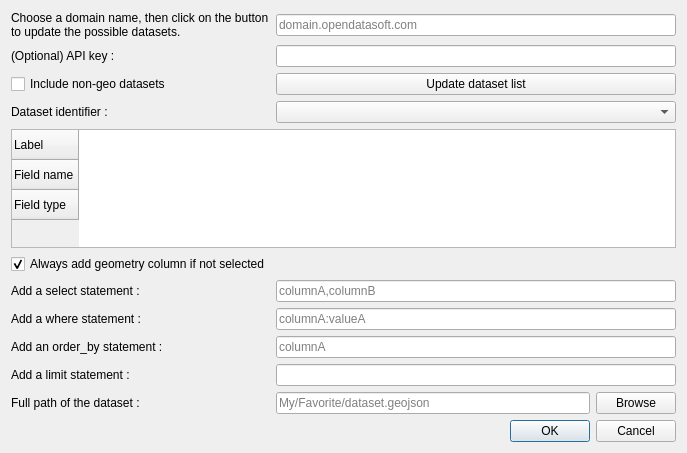
Above: plugin_dialog.ui from opendatasoft/qgis-ods-plugin before the change. Below: the same form after it.
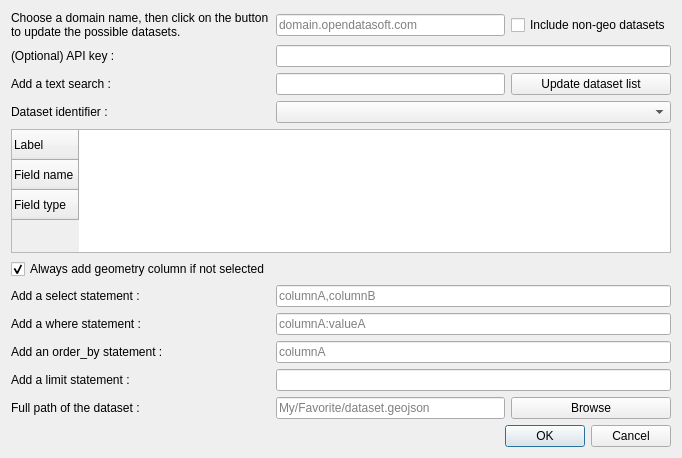
That is the form after the change.

Commit message: add dataset text search + very minor cleanups

Patch:
```diff
--- a/plugin_dialog.ui
+++ b/plugin_dialog.ui
@@ -6,29 +6,50 @@
    <rect>
     <x>0</x>
     <y>0</y>
-    <width>687</width>
-    <height>453</height>
+    <width>682</width>
+    <height>458</height>
    </rect>
   </property>
   <property name="windowTitle">
    <string>Import an ODS dataset</string>
   </property>
   <layout class="QGridLayout" name="gridLayout">
-   <item row="7" column="1" colspan="2">
-    <widget class="QPushButton" name="updateListButton">
+   <item row="26" column="0">
+    <widget class="QLabel" name="pathLabel">
      <property name="text">
-      <string>Update dataset list</string>
+      <string>Full path of the dataset :</string>
      </property>
     </widget>
    </item>
-   <item row="17" column="1" colspan="2">
-    <widget class="QLineEdit" name="whereInput">
-     <property name="placeholderText">
-      <string>columnA:valueA</string>
+   <item row="15" column="0">
+    <widget class="QCheckBox" name="defaultGeomCheckBox">
+     <property name="text">
+      <string>Always add geometry column if not selected</string>
      </property>
+     <property name="checked">
+      <bool>true</bool>
+     </property>
     </widget>
    </item>
-   <item row="11" column="0" colspan="3">
+   <item row="5" column="0">
+    <widget class="QLabel" name="domainLabel">
+     <property name="text">
+      <string>Choose a domain name, then click on the button 
+to update the possible datasets.</string>
+     </property>
+    </widget>
+   </item>
+   <item row="24" column="1" colspan="2">
+    <widget class="QLineEdit" name="limitInput"/>
+   </item>
+   <item row="26" column="2">
+    <widget class="QPushButton" name="filePathButton">
+     <property name="text">
+      <string>Browse</string>
+     </property>
+    </widget>
+   </item>
+   <item row="14" column="0" colspan="3">
     <widget class="QTableWidget" name="schemaTableWidget">
      <attribute name="horizontalHeaderVisible">
       <bool>false</bool>
@@ -50,41 +71,52 @@
      </row>
     </widget>
    </item>
-   <item row="14" column="0">
+   <item row="26" column="1">
+    <widget class="QLineEdit" name="pathInput">
+     <property name="placeholderText">
+      <string>My/Favorite/dataset.geojson</string>
+     </property>
+    </widget>
+   </item>
+   <item row="7" column="0">
+    <widget class="QLabel" name="textSearchLabel">
+     <property name="text">
+      <string>Add a text search :</string>
+     </property>
+    </widget>
+   </item>
+   <item row="17" column="0">
     <widget class="QLabel" name="selectLabel">
      <property name="text">
       <string>Add a select statement :</string>
      </property>
     </widget>
    </item>
-   <item row="17" column="0">
-    <widget class="QLabel" name="whereLabel">
+   <item row="11" column="0">
+    <widget class="QLabel" name="datasetLabel">
      <property name="text">
-      <string>Add a where statement :</string>
+      <string>Dataset identifier :</string>
+     </property>
+    </widget>
+   </item>
+   <item row="17" column="1" colspan="2">
+    <widget class="QLineEdit" name="selectInput">
+     <property name="placeholderText">
+      <string>columnA,columnB</string>
      </property>
     </widget>
    </item>
    <item row="6" column="1" colspan="2">
     <widget class="QLineEdit" name="apikeyInput"/>
    </item>
-   <item row="21" column="1" colspan="2">
-    <widget class="QLineEdit" name="limitInput"/>
-   </item>
-   <item row="19" column="1" colspan="2">
-    <widget class="QLineEdit" name="orderByInput">
-     <property name="placeholderText">
-      <string>columnA</string>
-     </property>
-    </widget>
-   </item>
-   <item row="6" column="0">
-    <widget class="QLabel" name="apikeyLabel">
+   <item row="20" column="0">
+    <widget class="QLabel" name="whereLabel">
      <property name="text">
-      <string>(Optional) API key :</string>
+      <string>Add a where statement :</string>
      </property>
     </widget>
    </item>
-   <item row="21" column="0">
+   <item row="24" column="0">
     <widget class="QLabel" name="limitLabel">
      <property name="lineWidth">
       <number>1</number>
@@ -94,39 +126,38 @@
      </property>
     </widget>
    </item>
-   <item row="5" column="0">
-    <widget class="QLabel" name="domainLabel">
-     <property name="text">
-      <string>Choose a domain name, then click on the button 
-to update the possible datasets.</string>
+   <item row="22" column="1" colspan="2">
+    <widget class="QLineEdit" name="orderByInput">
+     <property name="placeholderText">
+      <string>columnA</string>
      </property>
     </widget>
    </item>
-   <item row="23" column="2">
-    <widget class="QPushButton" name="filePathButton">
-     <property name="text">
-      <string>Browse</string>
-     </property>
-    </widget>
-   </item>
-   <item row="14" column="1" colspan="2">
-    <widget class="QLineEdit" name="selectInput">
+   <item row="20" column="1" colspan="2">
+    <widget class="QLineEdit" name="whereInput">
      <property name="placeholderText">
-      <string>columnA,columnB</string>
+      <string>columnA:valueA</string>
      </property>
     </widget>
    </item>
-   <item row="9" column="1" colspan="2">
+   <item row="11" column="1" colspan="2">
     <widget class="QComboBox" name="datasetListComboBox"/>
    </item>
-   <item row="9" column="0">
-    <widget class="QLabel" name="datasetLabel">
+   <item row="6" column="0">
+    <widget class="QLabel" name="apikeyLabel">
      <property name="text">
-      <string>Dataset identifier :</string>
+      <string>(Optional) API key :</string>
      </property>
     </widget>
    </item>
-   <item row="26" column="1" colspan="2">
+   <item row="22" column="0">
+    <widget class="QLabel" name="orderByLabel">
+     <property name="text">
+      <string>Add an order_by statement :</string>
+     </property>
+    </widget>
+   </item>
+   <item row="29" column="1" colspan="2">
     <widget class="QDialogButtonBox" name="dialogButtonBox">
      <property name="orientation">
       <enum>Qt::Horizontal</enum>
@@ -136,45 +167,7 @@
      </property>
     </widget>
    </item>
-   <item row="19" column="0">
-    <widget class="QLabel" name="orderByLabel">
-     <property name="text">
-      <string>Add an order_by statement :</string>
-     </property>
-    </widget>
-   </item>
-   <item row="23" column="1">
-    <widget class="QLineEdit" name="pathInput">
-     <property name="placeholderText">
-      <string>My/Favorite/dataset.geojson</string>
-     </property>
-    </widget>
-   </item>
-   <item row="23" column="0">
-    <widget class="QLabel" name="pathLabel">
-     <property name="text">
-      <string>Full path of the dataset :</string>
-     </property>
-    </widget>
-   </item>
-   <item row="12" column="0">
-    <widget class="QCheckBox" name="defaultGeomCheckBox">
-     <property name="text">
-      <string>Always add geometry column if not selected</string>
-     </property>
-     <property name="checked">
-      <bool>true</bool>
-     </property>
-    </widget>
-   </item>
-   <item row="7" column="0">
-    <widget class="QCheckBox" name="nonGeoCheckBox">
-     <property name="text">
-      <string>Include non-geo datasets</string>
-     </property>
-    </widget>
-   </item>
-   <item row="5" column="1" colspan="2">
+   <item row="5" column="1">
     <widget class="QLineEdit" name="domainInput">
      <property name="text">
       <string/>
@@ -184,6 +177,23 @@
      </property>
     </widget>
    </item>
+   <item row="5" column="2">
+    <widget class="QCheckBox" name="nonGeoCheckBox">
+     <property name="text">
+      <string>Include non-geo datasets</string>
+     </property>
+    </widget>
+   </item>
+   <item row="7" column="1">
+    <widget class="QLineEdit" name="textSearchInput"/>
+   </item>
+   <item row="7" column="2">
+    <widget class="QPushButton" name="updateListButton">
+     <property name="text">
+      <string>Update dataset list</string>
+     </property>
+    </widget>
+   </item>
   </layout>
  </widget>
  <resources/>
```
The commit also changes 2 other files.
